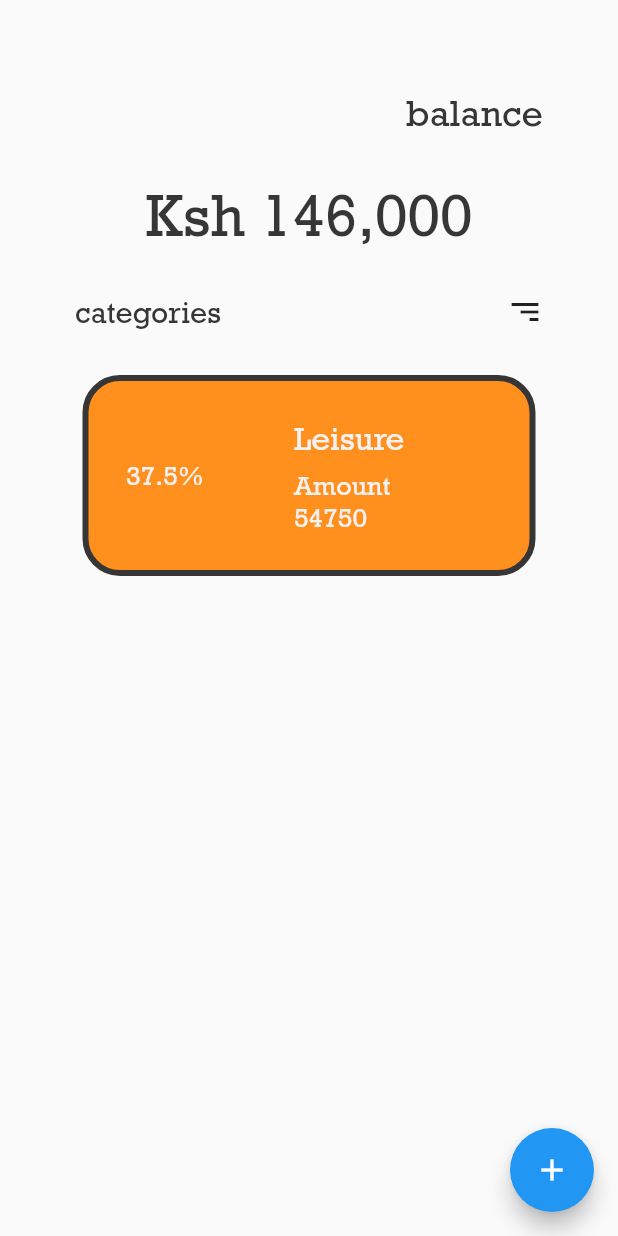
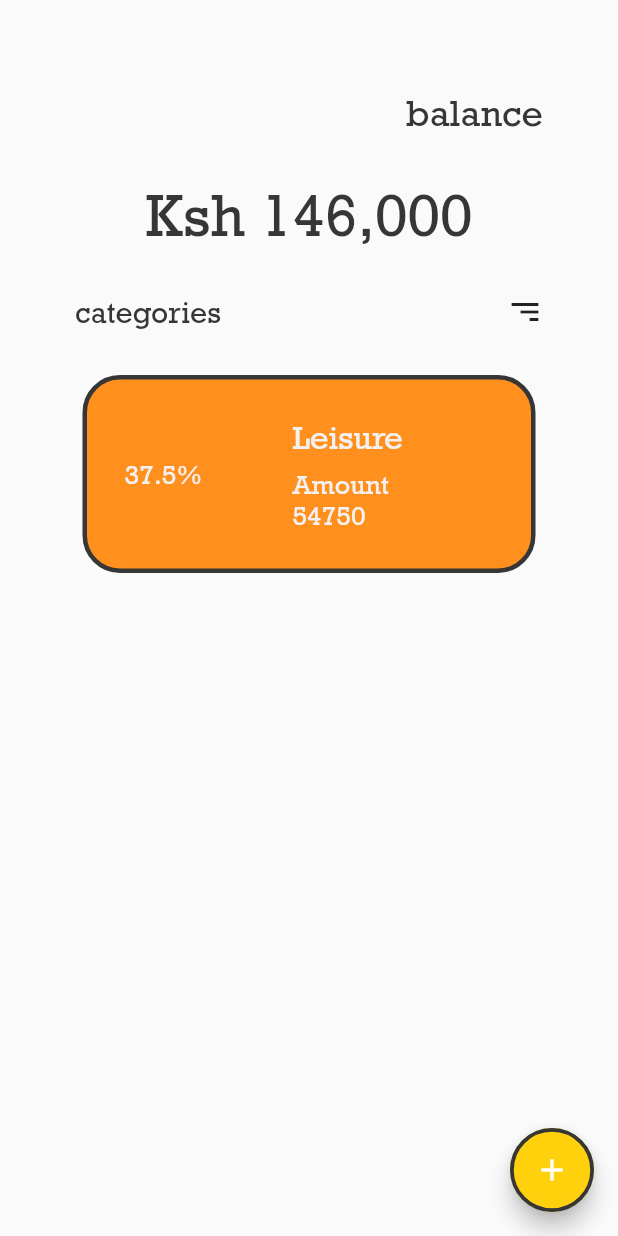
Before and after one commit to RichardMbingi/proportions, a Flutter app: the screen it shows after launch, on a phone screen of 412 x 824 dp. Run offline on Flutter 3.47's test engine with Material 2 defaults, Android fonts, the phone set to English and light mode, and no system bars.

Commit message:
Customized add category button

```diff
--- a/lib/src/screens/home.dart
+++ b/lib/src/screens/home.dart
@@ -19,10 +19,16 @@ class _HomeScreenState extends State<HomeScreen> {
           categoryCard(),
         ],
       ),
-      floatingActionButton: FloatingActionButton(
-        onPressed: null,
-        child: Icon(Icons.add),
-      ),
+      floatingActionButton: addCategoryButton(),
+    );
+  }
+
+  Widget addCategoryButton() {
+    return FloatingActionButton(
+      onPressed: null,
+      child: Icon(Icons.add),
+      backgroundColor: Color(0xFFFFD00C),
+      shape: CircleBorder(side: BorderSide(color: Color(0xFF363636), width: 2.5)),
     );
   }
 }
--- a/lib/src/widgets/category_card.dart
+++ b/lib/src/widgets/category_card.dart
@@ -7,7 +7,7 @@ Widget categoryCard() {
       decoration: BoxDecoration(
         border: Border.all(
           color: Color(0xFF363636),
-          width: 4.0
+          width: 3.0
         ),
         color: Color(0xFFFF901D),
         borderRadius: BorderRadius.circular(25.0),
```
